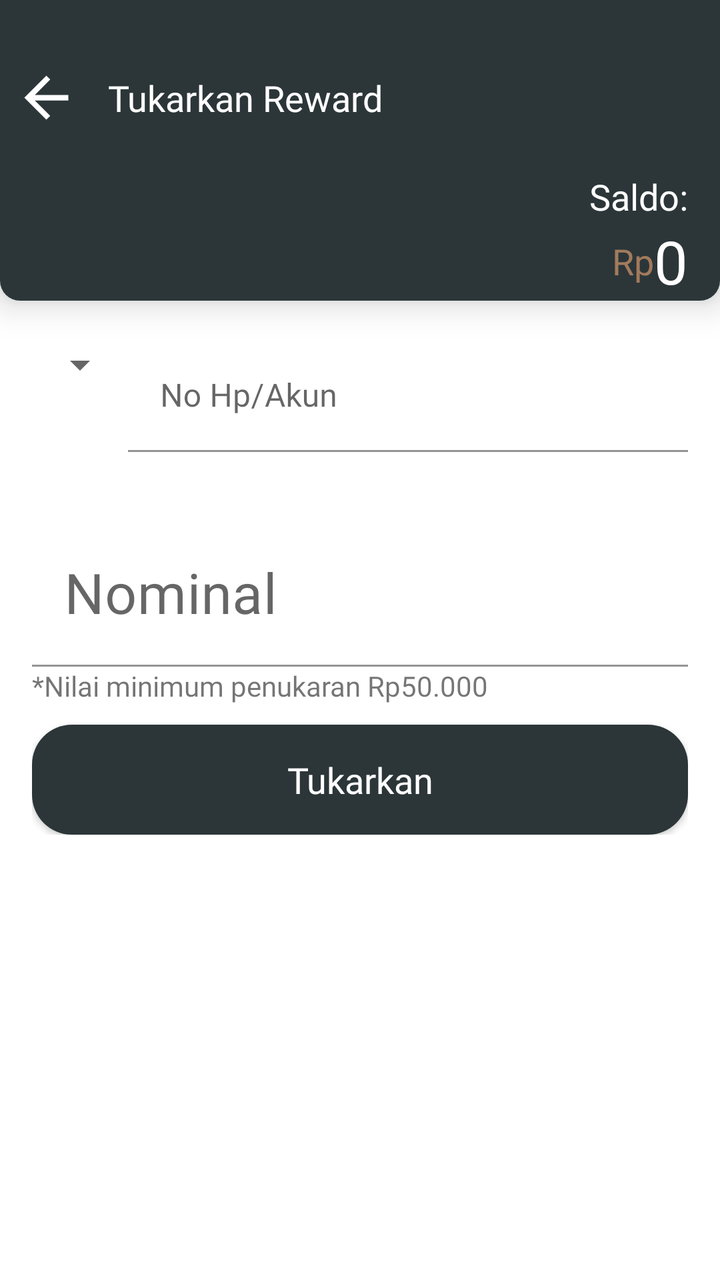
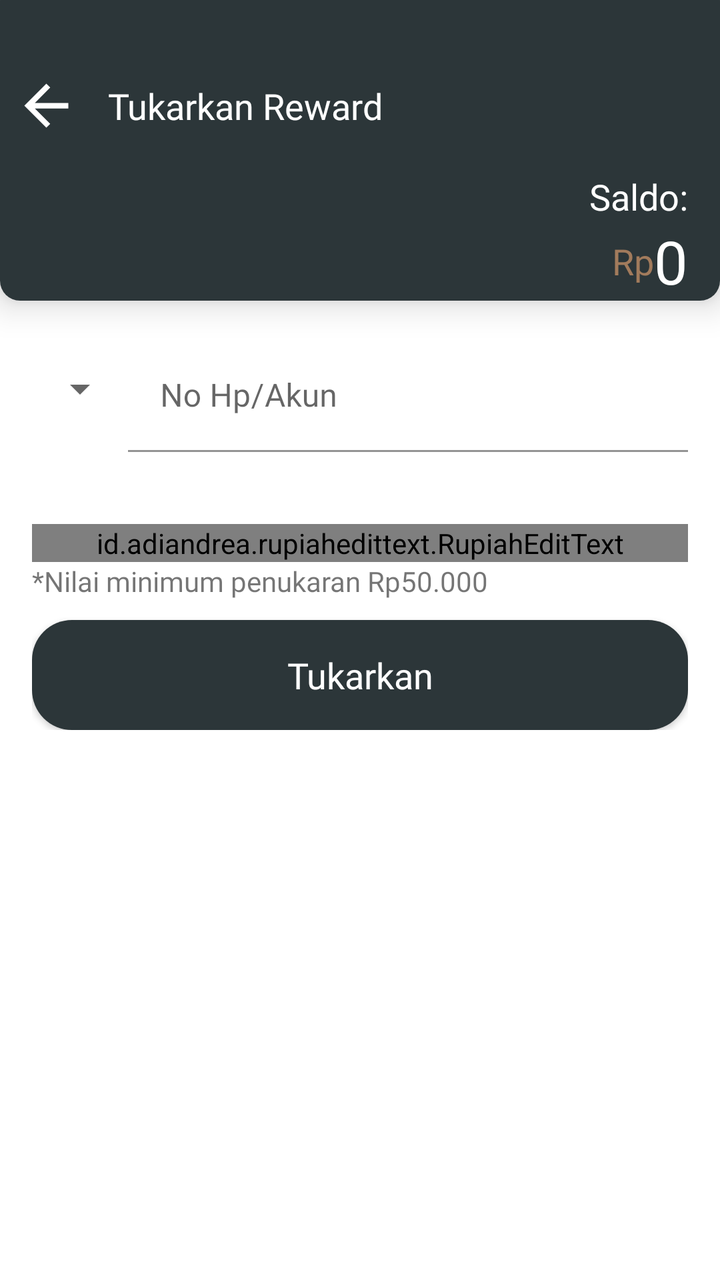

Compare the two renders of this Android layout. The source of the first and the diff that turns it into the second are given below.
<!-- AndroidManifest.xml: application theme Theme.SampahKita -->
<!-- res/layout/activity_redeem.xml -->
<?xml version="1.0" encoding="utf-8"?>
<androidx.constraintlayout.widget.ConstraintLayout xmlns:android="http://schemas.android.com/apk/res/android"
    xmlns:app="http://schemas.android.com/apk/res-auto"
    android:layout_width="match_parent"
    android:layout_height="match_parent">

    <androidx.cardview.widget.CardView
        android:id="@+id/top_container"
        android:layout_width="match_parent"
        android:layout_height="wrap_content"
        app:layout_constraintStart_toStartOf="parent"
        app:layout_constraintTop_toTopOf="parent"
        android:layout_marginTop="-10dp"
        app:cardElevation="10dp"
        app:cardCornerRadius="10dp">

        <androidx.constraintlayout.widget.ConstraintLayout
            android:layout_width="match_parent"
            android:layout_height="160dp"
            android:background="@color/green_primary">

            <ImageButton
                android:id="@+id/btn_back"
                android:layout_width="46dp"
                android:layout_height="40dp"
                app:layout_constraintStart_toStartOf="parent"
                app:layout_constraintTop_toTopOf="parent"
                android:layout_marginTop="38dp"
                android:background="?android:selectableItemBackgroundBorderless"
                android:src="@drawable/ic_baseline_arrow_back_33"
                android:contentDescription="@string/back" />

            <TextView
                android:id="@+id/tv_title_request"
                android:layout_width="wrap_content"
                android:layout_height="wrap_content"
                android:layout_marginStart="8dp"
                android:fontFamily="@font/nobile_bold"
                android:text="@string/redeem_text"
                android:textColor="@color/white"
                android:textSize="18sp"
                app:layout_constraintBottom_toBottomOf="@+id/btn_back"
                app:layout_constraintStart_toEndOf="@+id/btn_back"
                app:layout_constraintTop_toTopOf="@+id/btn_back" />

            <TextView
                android:id="@+id/balance_text"
                android:layout_width="wrap_content"
                android:layout_height="wrap_content"
                android:layout_marginEnd="16dp"
                android:fontFamily="@font/poppins"
                android:text="@string/balance_text"
                android:textColor="@color/white"
                android:textSize="18sp"
                app:layout_constraintBottom_toTopOf="@id/balance"
                app:layout_constraintEnd_toEndOf="parent" />

            <TextView
                android:id="@+id/textView4"
                android:layout_width="wrap_content"
                android:layout_height="wrap_content"
                android:fontFamily="@font/poppins"
                android:text="@string/currency"
                android:textColor="@color/brown_text"
                android:textSize="18sp"
                app:layout_constraintBottom_toBottomOf="@id/balance"
                app:layout_constraintEnd_toStartOf="@+id/balance"
                app:layout_constraintTop_toTopOf="@+id/balance" />

            <TextView
                android:id="@+id/balance"
                android:layout_width="wrap_content"
                android:layout_height="wrap_content"
                android:fontFamily="@font/poppins"
                android:text="@string/balance"
                android:textColor="@color/white"
                android:textSize="30sp"
                app:layout_constraintBottom_toBottomOf="parent"
                app:layout_constraintEnd_toEndOf="@+id/balance_text" />

        </androidx.constraintlayout.widget.ConstraintLayout>
    </androidx.cardview.widget.CardView>

    <LinearLayout
        android:layout_width="match_parent"
        android:layout_height="wrap_content"
        app:layout_constraintTop_toBottomOf="@id/top_container"
        app:layout_constraintStart_toStartOf="parent"
        android:layout_marginHorizontal="16dp"
        android:layout_marginTop="20dp"
        android:orientation="vertical">

        <LinearLayout
            android:layout_width="match_parent"
            android:layout_height="wrap_content">

            <Spinner
                android:id="@+id/spinner_ewallet"
                android:layout_width="wrap_content"
                android:layout_height="wrap_content"
                android:spinnerMode="dropdown"/>

            <com.google.android.material.textfield.TextInputLayout
                android:layout_width="match_parent"
                android:layout_height="wrap_content"
                android:background="@android:color/transparent"
                app:boxBackgroundColor="@android:color/transparent">

                <EditText
                    android:id="@+id/et_ewallet"
                    android:layout_width="match_parent"
                    android:layout_height="wrap_content"
                    android:hint="@string/ewallet_account"
                    android:fontFamily="@font/poppins"
                    android:inputType="number"
                    android:maxLength="15"
                    android:importantForAutofill="no" />

            </com.google.android.material.textfield.TextInputLayout>

        </LinearLayout>

        <com.google.android.material.textfield.TextInputLayout
            android:layout_width="match_parent"
            android:layout_height="wrap_content"
            android:layout_marginTop="36dp"
            android:background="@android:color/transparent"
            app:boxBackgroundColor="@android:color/transparent">

            <EditText
                android:layout_width="match_parent"
                android:layout_height="wrap_content"
                android:fontFamily="@font/poppins"
                android:hint="@string/nominal"
                android:importantForAutofill="no"
                android:inputType="number"
                android:textAlignment="center"
                android:textSize="28sp" />

            <TextView
                android:layout_width="wrap_content"
                android:layout_height="wrap_content"
                android:fontFamily="@font/poppins"
                android:text="@string/nominal_info" />
        </com.google.android.material.textfield.TextInputLayout>

        <androidx.appcompat.widget.AppCompatButton
            android:id="@+id/btn_request"
            android:layout_width="match_parent"
            android:layout_height="wrap_content"
            android:text="@string/redeem"
            style="@style/Button.Green"/>

    </LinearLayout>

</androidx.constraintlayout.widget.ConstraintLayout>
<!-- resources referenced by this layout -->
<resources>
  <color name="brown_text">#A27B5C</color>
  <color name="green_primary">#2C3639</color>
  <color name="white">#FFFFFFFF</color>
  <!-- drawable ic_baseline_arrow_back_33 (drawable) -->
  <vector android:autoMirrored="true" android:height="33dp"
      android:tint="#FFFFFF" android:viewportHeight="24"
      android:viewportWidth="24" android:width="33dp" xmlns:android="http://schemas.android.com/apk/res/android">
      <path android:fillColor="@android:color/white" android:pathData="M20,11H7.83l5.59,-5.59L12,4l-8,8 8,8 1.41,-1.41L7.83,13H20v-2z"/>
  </vector>
  <string name="back">back</string>
  <string name="balance">0</string>
  <string name="balance_text">Saldo:</string>
  <string name="currency">Rp</string>
  <string name="ewallet_account">No Hp/Akun</string>
  <string name="nominal">Nominal</string>
  <string name="nominal_info">*Nilai minimum penukaran Rp50.000</string>
  <string name="redeem">Tukarkan</string>
  <string name="redeem_text">Tukarkan Reward</string>
  <style name="Button.Green" parent="ThemeOverlay.AppCompat">
          <item name="colorAccent">@color/green_primary</item>
          <item name="textAllCaps">false</item>
          <item name="fontFamily">@font/nobile_bold</item>
          <item name="android:layout_marginTop">10dp</item>
          <item name="android:height">55dp</item>
          <item name="android:background">@drawable/bg_green_button</item>
          <item name="android:textSize">18sp</item>
          <item name="android:textColor">@color/white</item>
          <item name="colorButtonNormal">@color/green_primary</item>
      </style>
  <style name="Theme.SampahKita" parent="Theme.MaterialComponents.DayNight.NoActionBar">
          
          <item name="colorPrimary">@color/green_primary</item>
          <item name="colorPrimaryVariant">#43555A</item>
          <item name="colorOnPrimary">@color/white</item>
          
          <item name="colorSecondary">@color/green_primary</item>
          <item name="colorSecondaryVariant">#43555A</item>
          <item name="colorOnSecondary">@color/black</item>
          
          <item name="android:statusBarColor">?attr/colorPrimaryVariant</item>
          
      </style>
  <!-- drawable bg_green_button (drawable) -->
  <?xml version="1.0" encoding="utf-8"?>
  <shape xmlns:android="http://schemas.android.com/apk/res/android"
      android:shape="rectangle">
      <corners android:radius="20dp"/>
      <solid android:color="@color/green_primary"/>
  
  </shape>
  <color name="black">#FF000000</color>
</resources>

<!-- the commit's change to res/layout/activity_redeem.xml (unified diff, before → after) -->
@@ -22,13 +22,13 @@
             <ImageButton
                 android:id="@+id/btn_back"
                 android:layout_width="46dp"
-                android:layout_height="40dp"
-                app:layout_constraintStart_toStartOf="parent"
-                app:layout_constraintTop_toTopOf="parent"
+                android:layout_height="48dp"
                 android:layout_marginTop="38dp"
                 android:background="?android:selectableItemBackgroundBorderless"
+                android:contentDescription="@string/back"
                 android:src="@drawable/ic_baseline_arrow_back_33"
-                android:contentDescription="@string/back" />
+                app:layout_constraintStart_toStartOf="parent"
+                app:layout_constraintTop_toTopOf="parent" />
 
             <TextView
                 android:id="@+id/tv_title_request"
@@ -44,7 +44,7 @@
                 app:layout_constraintTop_toTopOf="@+id/btn_back" />
 
             <TextView
-                android:id="@+id/balance_text"
+                android:id="@+id/tv_balance_text"
                 android:layout_width="wrap_content"
                 android:layout_height="wrap_content"
                 android:layout_marginEnd="16dp"
@@ -52,7 +52,7 @@
                 android:text="@string/balance_text"
                 android:textColor="@color/white"
                 android:textSize="18sp"
-                app:layout_constraintBottom_toTopOf="@id/balance"
+                app:layout_constraintBottom_toTopOf="@id/tv_balance"
                 app:layout_constraintEnd_toEndOf="parent" />
 
             <TextView
@@ -63,12 +63,12 @@
                 android:text="@string/currency"
                 android:textColor="@color/brown_text"
                 android:textSize="18sp"
-                app:layout_constraintBottom_toBottomOf="@id/balance"
-                app:layout_constraintEnd_toStartOf="@+id/balance"
-                app:layout_constraintTop_toTopOf="@+id/balance" />
+                app:layout_constraintBottom_toBottomOf="@id/tv_balance"
+                app:layout_constraintEnd_toStartOf="@+id/tv_balance"
+                app:layout_constraintTop_toTopOf="@+id/tv_balance" />
 
             <TextView
-                android:id="@+id/balance"
+                android:id="@+id/tv_balance"
                 android:layout_width="wrap_content"
                 android:layout_height="wrap_content"
                 android:fontFamily="@font/poppins"
@@ -76,7 +76,7 @@
                 android:textColor="@color/white"
                 android:textSize="30sp"
                 app:layout_constraintBottom_toBottomOf="parent"
-                app:layout_constraintEnd_toEndOf="@+id/balance_text" />
+                app:layout_constraintEnd_toEndOf="@+id/tv_balance_text" />
 
         </androidx.constraintlayout.widget.ConstraintLayout>
     </androidx.cardview.widget.CardView>
@@ -98,7 +98,8 @@
                 android:id="@+id/spinner_ewallet"
                 android:layout_width="wrap_content"
                 android:layout_height="wrap_content"
-                android:spinnerMode="dropdown"/>
+                android:minHeight="48dp"
+                android:spinnerMode="dropdown" />
 
             <com.google.android.material.textfield.TextInputLayout
                 android:layout_width="match_parent"
@@ -107,7 +108,7 @@
                 app:boxBackgroundColor="@android:color/transparent">
 
                 <EditText
-                    android:id="@+id/et_ewallet"
+                    android:id="@+id/et_ewallet_account"
                     android:layout_width="match_parent"
                     android:layout_height="wrap_content"
                     android:hint="@string/ewallet_account"
@@ -127,7 +128,8 @@
             android:background="@android:color/transparent"
             app:boxBackgroundColor="@android:color/transparent">
 
-            <EditText
+            <id.adiandrea.rupiahedittext.RupiahEditText
+                android:id="@+id/et_redeem_nominal"
                 android:layout_width="match_parent"
                 android:layout_height="wrap_content"
                 android:fontFamily="@font/poppins"
@@ -145,7 +147,7 @@
         </com.google.android.material.textfield.TextInputLayout>
 
         <androidx.appcompat.widget.AppCompatButton
-            android:id="@+id/btn_request"
+            android:id="@+id/btn_redeem"
             android:layout_width="match_parent"
             android:layout_height="wrap_content"
             android:text="@string/redeem"
